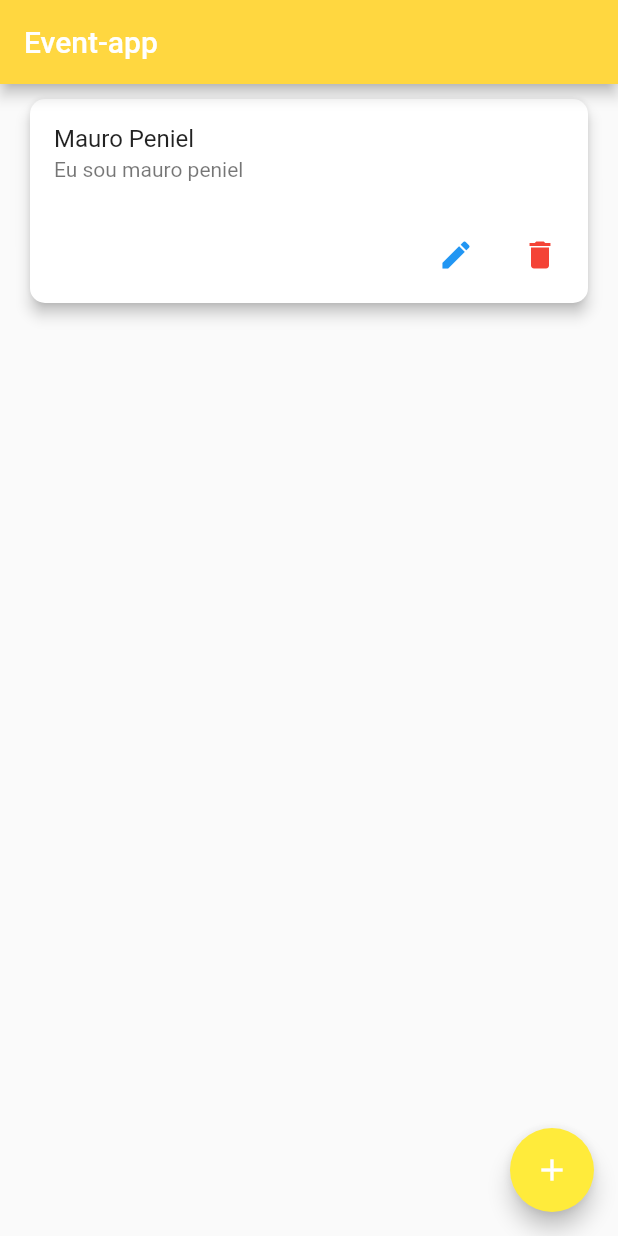
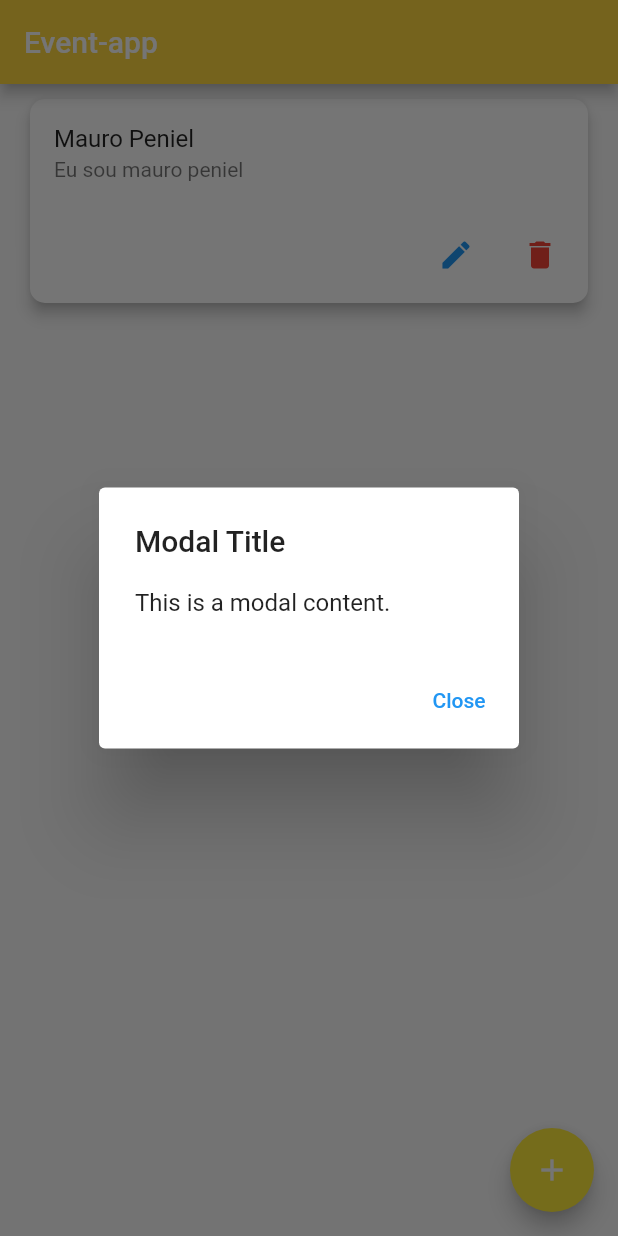
Before and after one commit to restenPiz/Event_app, a Flutter app: the screen it shows after launch, after a tap on the "add" icon, on a phone screen of 412 x 824 dp. Run offline on Flutter 3.47's test engine with Material 2 defaults, Android fonts, the light colour scheme and no system bars.

Commit message:
Fixing the bugs in the modal

```diff
--- a/event_app/lib/main.dart
+++ b/event_app/lib/main.dart
@@ -1,17 +1,127 @@
-import 'package:event_app/screens/index.dart';
+// ignore_for_file: prefer_const_constructors
+
 import 'package:flutter/material.dart';
 
-void main() {
-  runApp(const MainApp());
+class Counter extends StatefulWidget {
+  const Counter({super.key});
+
+  @override
+  State<Counter> createState() => _CounterState();
 }
 
-class MainApp extends StatelessWidget {
-  const MainApp({super.key});
+class _CounterState extends State<Counter> {
+
+  void _openModal(BuildContext context) {
+    showDialog(
+      context: context,
+      builder: (BuildContext context) {
+        return AlertDialog(
+          title: Text('Modal Title'),
+          content: Text('This is a modal content.'),
+          actions: <Widget>[
+            TextButton(
+              onPressed: () {
+                Navigator.of(context).pop();
+              },
+              child: Text('Close'),
+            ),
+          ],
+        );
+      },
+    );
+  }
 
   @override
   Widget build(BuildContext context) {
-    // ignore: prefer_const_constructors
-    //?Referenciando a minha widget do index que contem todo o conteudo
-    return index();
+    return MaterialApp(
+      debugShowCheckedModeBanner: false,
+      home: Scaffold(
+        appBar: AppBar(
+          title: Text('Event-app'),
+          backgroundColor: Colors.amberAccent,
+          ),
+        body: Center(
+          //*Inicio da coluna que e responsavel por colocar todas as cards
+          child: Column(
+            children: [
+              //*Inicio da card do aplicativo
+              Card(
+                elevation: 4,
+                shape: RoundedRectangleBorder(
+                borderRadius: BorderRadius.circular(10.0), // Borda arredondada
+                ),
+                margin: EdgeInsets.symmetric(vertical: 10, horizontal: 20), // Margem
+                child: Column(
+                  mainAxisSize: MainAxisSize.max,
+                  // ignore: prefer_const_literals_to_create_immutables
+                  children: [
+                    ListTile(
+                      title: Text('Mauro Peniel'),
+                      subtitle: Text('Eu sou mauro peniel'),
+                    ),
+
+                    //*Inicio do button Bar responsavel por Editar e Eliminar
+
+                    ButtonBar(
+                      alignment: MainAxisAlignment.end, // Alinhar à esquerda
+                      children: [
+                        //*Inicio do butao responsavel por editar
+                        Align(
+                          alignment: Alignment.centerLeft, // Alinhar o ícone à esquerda
+                          child: IconButton(
+                            icon: Icon(Icons.edit),
+                            color: Colors.blue,
+                            onPressed: () {
+
+                              //!Inicio do link de redirecionamento
+                              Text('Ola Mundo');
+
+                            },
+                          ),
+                        ),
+                        //*Inicio do butao responsavel por eliminar
+                        Align(
+                          alignment: Alignment.topRight, // Alinhar o ícone à esquerda
+                          child: IconButton(
+                            icon: Icon(Icons.delete), //? Icone de eliminar
+                            color: Colors.red,
+                            onPressed: () {
+
+                            },
+                          ),
+                        ),
+                      ],
+                    ),
+                  ],
+                ),
+              ),
+            ],
+          ),
+        ),
+        //*Adicionando o butao responsavel por fazer criar o evento
+        floatingActionButton: FloatingActionButton(
+          onPressed: () {
+
+          _openModal(context);
+
+          },
+          child: Icon(Icons.add),
+          backgroundColor: Colors.yellow,
+        ),
+      ),
+    );
   }
 }
+
+void main() {
+  runApp(
+    const MaterialApp(
+      debugShowCheckedModeBanner: false,
+      home: Scaffold(
+        body: Center(
+          child: Counter(),
+        ),
+      ),
+    ),
+  );
+}
--- a/event_app/lib/screens/addEvent.dart
+++ b/event_app/lib/screens/addEvent.dart
@@ -1,3 +1,5 @@
+// ignore_for_file: prefer_const_constructors
+
 import 'package:flutter/material.dart';
 
 class addEvent extends StatelessWidget {
--- a/event_app/lib/screens/index.dart
+++ b/event_app/lib/screens/index.dart
@@ -58,7 +58,7 @@ class index extends StatelessWidget {
                         Align(
                           alignment: Alignment.topRight, // Alinhar o ícone à esquerda
                           child: IconButton(
-                            icon: Icon(Icons.delete),
+                            icon: Icon(Icons.delete), //? Icone
                             color: Colors.red,
                             onPressed: () {
 
```
